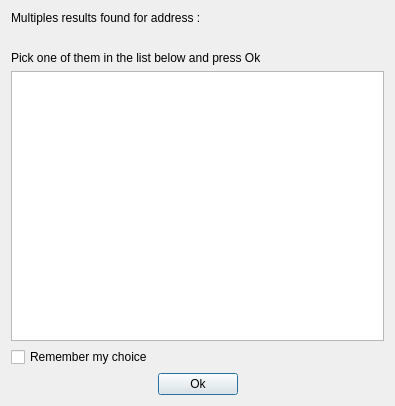
Old version of the form plugins/view/GeographicView/AddressSelectionDialog.ui in the repository Tulip-Dev/tulip.
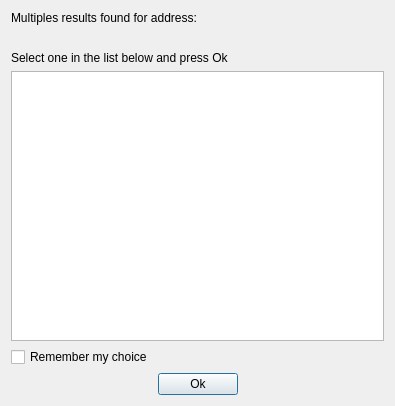
New version of the form.

Commit message: GeographicView improvement: add "automatic choice" mode for geolocation by address

What changed in the file:
```diff
--- a/plugins/view/GeographicView/AddressSelectionDialog.ui
+++ b/plugins/view/GeographicView/AddressSelectionDialog.ui
@@ -17,7 +17,7 @@
    <item>
     <widget class="QLabel" name="label">
      <property name="text">
-      <string>Multiples results found for address :</string>
+      <string>Multiples results found for address:</string>
      </property>
     </widget>
    </item>
@@ -34,7 +34,7 @@
    <item>
     <widget class="QLabel" name="label_3">
      <property name="text">
-      <string>Pick one of them in the list below and press Ok</string>
+      <string>Select one in the list below and press Ok</string>
      </property>
     </widget>
    </item>
```
Left out of the diff: 2 changed lines with no effect on the pictures. The commit also changes 6 other files.
